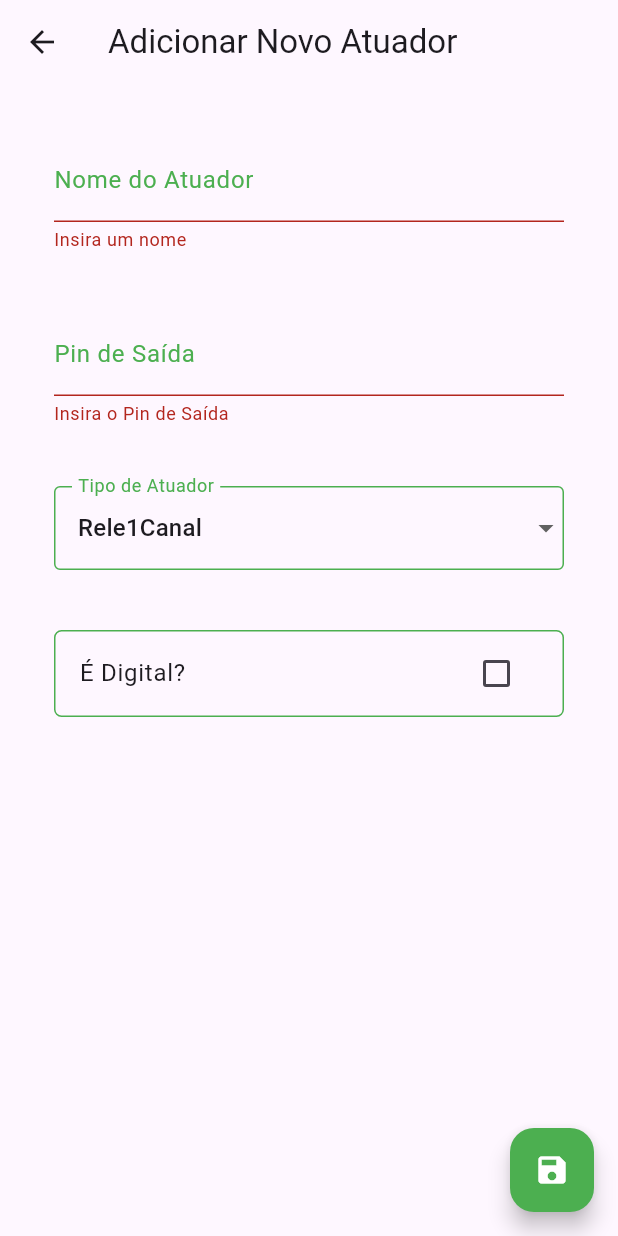
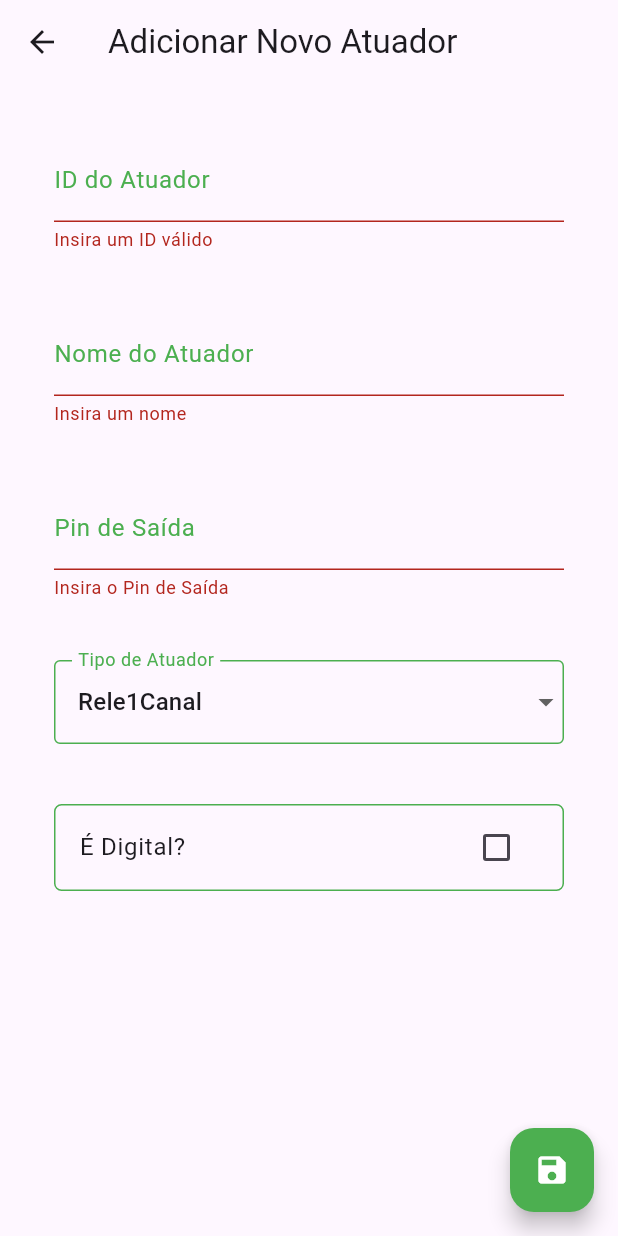
Before and after one commit to brunohreis/smart_home_control, a Flutter app: the AddActuatorPage screen opened directly with empty values, after a tap on the "save" icon, on a phone screen of 412 x 824 dp. Run offline on Flutter 3.47's test engine with Material 3 defaults, Android fonts, the phone set to English and light mode, and no system bars; our stand-ins replace curved_navigation_bar, dio, firebase_auth, firebase_core, flutter_login, fluttertoast and 6 more; accounts and stored records are empty; network calls fail.

```diff
--- a/lib/core/data/models/actuator_model.dart
+++ b/lib/core/data/models/actuator_model.dart
@@ -1,4 +1,41 @@
+import 'package:flutter/material.dart';
+import 'package:smart_home_control/features/dashboard/presentation/components/boolean_device/boolean_device.dart';
+
 import 'actuator_type.dart';
+
+class ActuatorData {
+  String actuatorId;
+  DateTime timestamp;
+  String command;
+  int? value;
+
+  ActuatorData({
+    required this.actuatorId,
+    required this.timestamp,
+    required this.command,
+    this.value,
+  });
+
+  // Método para converter um objeto ActuatorData em um Map
+  Map<String, dynamic> toMap() {
+    return {
+      'actuatorId': actuatorId,
+      'timestamp': timestamp.toIso8601String(),
+      'command': command,
+      'value': value,
+    };
+  }
+
+  // Método para criar um objeto ActuatorData a partir de um Map
+  factory ActuatorData.fromMap(Map<String, dynamic> map) {
+    return ActuatorData(
+      actuatorId: map['actuatorId'] ?? '',
+      timestamp: DateTime.parse(map['timestamp'] ?? DateTime.now().toIso8601String()),
+      command: map['command'] ?? '',
+      value: map['value'],
+    );
+  }
+}
 
 class ActuatorModel {
   String id; // Gerado automaticamente como um UUID
@@ -7,6 +44,8 @@ class ActuatorModel {
   ActuatorType typeActuator; // Usando enum ActuatorType
   String espId;
   bool isDigital;
+  ActuatorData? lastData; // Atributo opcional para armazenar o último comando
+  String? macAddress;
 
   ActuatorModel({
     required this.id,
@@ -15,6 +54,8 @@ class ActuatorModel {
     required this.typeActuator,
     required this.espId,
     required this.isDigital,
+    this.lastData,
+    this.macAddress,
   });
 
   // Método para converter um objeto ActuatorModel em um Map
@@ -26,6 +67,8 @@ class ActuatorModel {
       'typeActuator': typeActuator.index, // Armazena o índice do enum
       'espId': espId,
       'isDigital': isDigital,
+      'lastData': lastData?.toMap(), // Serializa lastData se não for nulo
+      'macAddress': macAddress,
     };
   }
 
@@ -38,6 +81,21 @@ class ActuatorModel {
       typeActuator: ActuatorType.values[map['typeActuator'] ?? 0], // Converte índice para enum
       espId: map['espId'] ?? '',
       isDigital: map['isDigital'] ?? false,
+      lastData: map['lastData'] != null ? ActuatorData.fromMap(map['lastData']) : null,
+      macAddress: map['macAddress'] ?? '',
     );
   }
+
+  /// Retorna o widget correspondente ao tipo do atuador.
+  Widget getCorrespondingWidget() {
+    switch (typeActuator) {
+      case ActuatorType.Rele1Canal:
+        return BooleanDevice(
+        value: (lastData?.value ?? 0) != 0, // Converte o valor para booleano
+      );
+      // Outros tipos de atuadores podem ser implementados aqui futuramente.
+      default:
+        return Text("Atuador não suportado.");
+    }
+  }
 }
--- a/lib/features/devices/presentation/pages/add_actuator_page.dart
+++ b/lib/features/devices/presentation/pages/add_actuator_page.dart
@@ -1,5 +1,4 @@
 import 'package:flutter/material.dart';
-import 'package:uuid/uuid.dart';
 import 'package:smart_home_control/core/data/models/actuator_model.dart';
 import 'package:smart_home_control/core/data/models/actuator_type.dart';
 
@@ -19,9 +18,8 @@ class _AddActuatorPageState extends State<AddActuatorPage> {
   @override
   void initState() {
     super.initState();
-    var uuid = Uuid();
     newActuator = ActuatorModel(
-      id: uuid.v4(),
+      id: '',
       name: '',
       outputPin: 0,
       typeActuator: ActuatorType.Rele1Canal,
@@ -51,6 +49,25 @@ class _AddActuatorPageState extends State<AddActuatorPage> {
             child: Column(
               crossAxisAlignment: CrossAxisAlignment.start,
               children: [
+                Padding(
+                  padding: const EdgeInsets.all(20.0),
+                  child: TextFormField(
+                    decoration: const InputDecoration(
+                      labelText: 'ID do Atuador',
+                      labelStyle: TextStyle(color: Colors.green),
+                      focusedBorder: OutlineInputBorder(
+                        borderSide: BorderSide(color: Colors.green),
+                      ),
+                      enabledBorder: OutlineInputBorder(
+                        borderSide: BorderSide(color: Colors.green),
+                      ),
+                    ),
+                    onSaved: (value) => newActuator.id = value!,
+                    validator: (value) => value == null || value.isEmpty
+                        ? 'Insira um ID válido'
+                        : null,
+                  ),
+                ),
                 Padding(
                   padding: const EdgeInsets.all(20.0),
                   child: TextFormField(
--- a/lib/features/login/presentation/pages/login_page.dart
+++ b/lib/features/login/presentation/pages/login_page.dart
@@ -58,7 +58,7 @@ class LoginPage extends StatelessWidget {
   @override
   Widget build(BuildContext context) {
     return FlutterLogin(
-      title: 'Smart Home Control',
+      title: 'Smart Home',
       onLogin: _authUser,
       onSignup: _registerUser,
       onRecoverPassword: (_) async =>
```
Also changed, not shown: lib/core/data/firebase/firebase_service.dart (+62 -0 lines), lib/core/data/models/devices_model.dart (added, +36 -0 lines), lib/core/data/models/sensor_model.dart (+50 -0 lines), lib/features/configuration/presentation/pages/configuration_page.dart (+14 -2 lines), lib/features/dashboard/presentation/pages/dashboard_page.dart (+99 -14 lines), lib/features/devices/presentation/pages/add_sensor_page.dart (+20 -3 lines).
